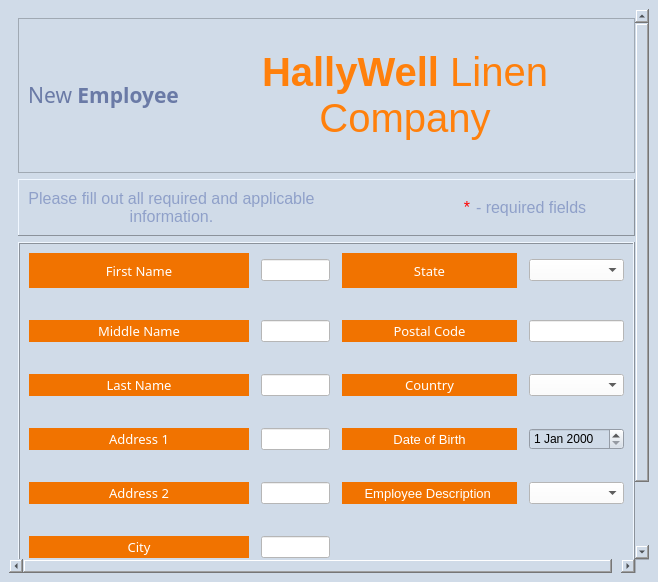
The window that Hallywell CRMS v1/UI Files/NewEmployeeForm.ui (apduong/CIS-3365) describes before a commit, drawn with Qt 5.
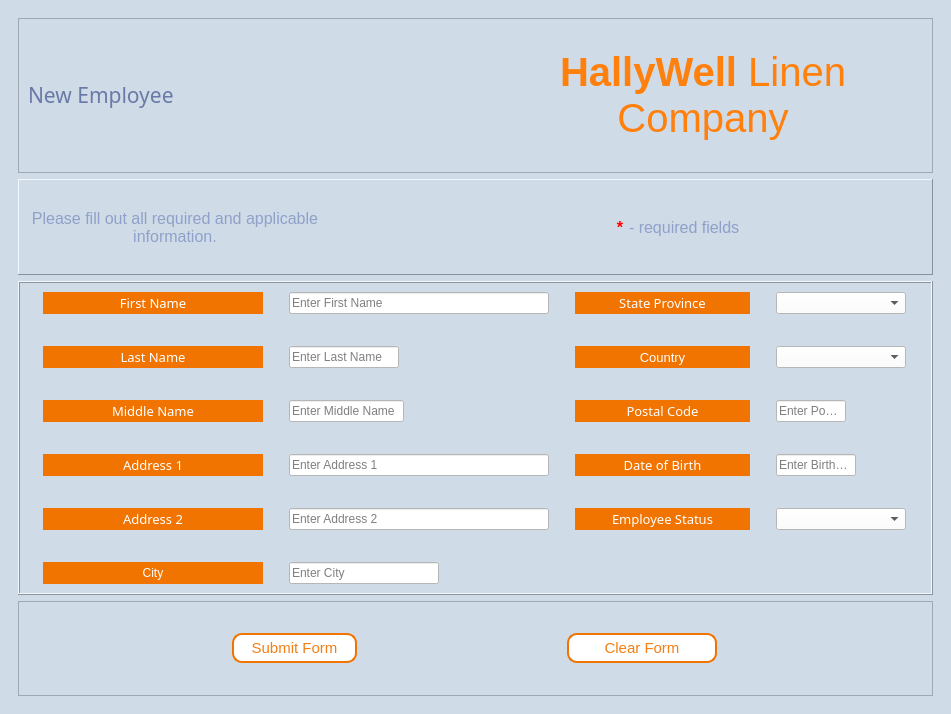
The same window after the commit.

Commit message: Added CustomerDetailsForm, New Employee Form, New Customer form

```diff
--- a/Hallywell CRMS v1/UI Files/NewEmployeeForm.ui
+++ b/Hallywell CRMS v1/UI Files/NewEmployeeForm.ui
@@ -6,16 +6,13 @@
    <rect>
     <x>0</x>
     <y>0</y>
-    <width>658</width>
-    <height>582</height>
+    <width>951</width>
+    <height>714</height>
    </rect>
   </property>
   <property name="windowTitle">
    <string>New Employee Form</string>
   </property>
-  <property name="autoFillBackground">
-   <bool>false</bool>
-  </property>
   <property name="styleSheet">
    <string notr="true">background-color:#D0DBE8;</string>
   </property>
@@ -23,113 +20,13 @@
    <layout class="QVBoxLayout" name="verticalLayout">
     <item>
      <widget class="QScrollArea" name="scrollArea">
-      <property name="maximumSize">
-       <size>
-        <width>16777215</width>
-        <height>16777215</height>
-       </size>
-      </property>
-      <property name="palette">
-       <palette>
-        <active>
-         <colorrole role="Button">
-          <brush brushstyle="SolidPattern">
-           <color alpha="255">
-            <red>208</red>
-            <green>219</green>
-            <blue>232</blue>
-           </color>
-          </brush>
-         </colorrole>
-         <colorrole role="Base">
-          <brush brushstyle="SolidPattern">
-           <color alpha="255">
-            <red>208</red>
-            <green>219</green>
-            <blue>232</blue>
-           </color>
-          </brush>
-         </colorrole>
-         <colorrole role="Window">
-          <brush brushstyle="SolidPattern">
-           <color alpha="255">
-            <red>208</red>
-            <green>219</green>
-            <blue>232</blue>
-           </color>
-          </brush>
-         </colorrole>
-        </active>
-        <inactive>
-         <colorrole role="Button">
-          <brush brushstyle="SolidPattern">
-           <color alpha="255">
-            <red>208</red>
-            <green>219</green>
-            <blue>232</blue>
-           </color>
-          </brush>
-         </colorrole>
-         <colorrole role="Base">
-          <brush brushstyle="SolidPattern">
-           <color alpha="255">
-            <red>208</red>
-            <green>219</green>
-            <blue>232</blue>
-           </color>
-          </brush>
-         </colorrole>
-         <colorrole role="Window">
-          <brush brushstyle="SolidPattern">
-           <color alpha="255">
-            <red>208</red>
-            <green>219</green>
-            <blue>232</blue>
-           </color>
-          </brush>
-         </colorrole>
-        </inactive>
-        <disabled>
-         <colorrole role="Button">
-          <brush brushstyle="SolidPattern">
-           <color alpha="255">
-            <red>208</red>
-            <green>219</green>
-            <blue>232</blue>
-           </color>
-          </brush>
-         </colorrole>
-         <colorrole role="Base">
-          <brush brushstyle="SolidPattern">
-           <color alpha="255">
-            <red>208</red>
-            <green>219</green>
-            <blue>232</blue>
-           </color>
-          </brush>
-         </colorrole>
-         <colorrole role="Window">
-          <brush brushstyle="SolidPattern">
-           <color alpha="255">
-            <red>208</red>
-            <green>219</green>
-            <blue>232</blue>
-           </color>
-          </brush>
-         </colorrole>
-        </disabled>
-       </palette>
-      </property>
-      <property name="autoFillBackground">
-       <bool>true</bool>
-      </property>
       <property name="styleSheet">
        <string notr="true">QLineEdit{background-color:white;}
-QPushButton{border:1px solid white; border-radius:10px;}
+QPushButton{border:1px solid white; border-radius:10px;color:#F27E14;}
+QPushButton::hover{border: solid black; background-color:white;}
 QLabel{color: #8FA0C9;}
 QComboBox{background-color:white;}
-QScrollBar{background: black;}
-</string>
+QScrollBar{background: black;}</string>
       </property>
       <property name="frameShape">
        <enum>QFrame::NoFrame</enum>
@@ -142,8 +39,8 @@
         <rect>
          <x>0</x>
          <y>0</y>
-         <width>633</width>
-         <height>615</height>
+         <width>929</width>
+         <height>692</height>
         </rect>
        </property>
        <layout class="QVBoxLayout" name="verticalLayout_2">
@@ -158,21 +55,9 @@
           <property name="frameShadow">
            <enum>QFrame::Raised</enum>
           </property>
-          <layout class="QHBoxLayout" name="horizontalLayout">
+          <layout class="QHBoxLayout" name="horizontalLayout_2">
            <item>
-            <widget class="QLabel" name="Form_Name">
-             <property name="minimumSize">
-              <size>
-               <width>0</width>
-               <height>100</height>
-              </size>
-             </property>
-             <property name="maximumSize">
-              <size>
-               <width>16777215</width>
-               <height>100</height>
-              </size>
-             </property>
+            <widget class="QLabel" name="Form_Name_2">
              <property name="font">
               <font>
                <family>Montserrat</family>
@@ -185,10 +70,10 @@
               <string notr="true">color:#6A7AA6</string>
              </property>
              <property name="text">
-              <string>&lt;html&gt;&lt;head/&gt;&lt;body&gt;&lt;p&gt;New &lt;span style=&quot; font-weight:600;&quot;&gt;Employee&lt;/span&gt;&lt;/p&gt;&lt;/body&gt;&lt;/html&gt;</string>
+              <string>&lt;html&gt;&lt;head/&gt;&lt;body&gt;&lt;p&gt;New Employee&lt;/p&gt;&lt;/body&gt;&lt;/html&gt;</string>
              </property>
              <property name="alignment">
-              <set>Qt::AlignCenter</set>
+              <set>Qt::AlignLeading|Qt::AlignLeft|Qt::AlignVCenter</set>
              </property>
             </widget>
            </item>
@@ -238,7 +123,7 @@
           <property name="frameShadow">
            <enum>QFrame::Raised</enum>
           </property>
-          <layout class="QHBoxLayout" name="horizontalLayout_2">
+          <layout class="QHBoxLayout" name="horizontalLayout_3">
            <item>
             <widget class="QLabel" name="label_2">
              <property name="font">
@@ -262,10 +147,13 @@
             </widget>
            </item>
            <item>
-            <widget class="QLabel" name="label">
+            <widget class="QLabel" name="label_3">
              <property name="font">
               <font>
                <pointsize>12</pointsize>
+               <weight>75</weight>
+               <italic>false</italic>
+               <bold>true</bold>
               </font>
              </property>
              <property name="styleSheet">
@@ -280,7 +168,7 @@
             </widget>
            </item>
            <item>
-            <widget class="QLabel" name="label_3">
+            <widget class="QLabel" name="label_4">
              <property name="font">
               <font>
                <family>Arial</family>
@@ -299,7 +187,7 @@
          </widget>
         </item>
         <item>
-         <widget class="QFrame" name="frame_3">
+         <widget class="QFrame" name="frame_4">
           <property name="maximumSize">
            <size>
             <width>16777215</width>
@@ -313,6 +201,7 @@
 QLabel{color:white;background-color:#F17300; border: solid white; border-radius: 0;}
 QDoubleSpinBox{background-color:white;}
 QPlainTextEdit{background-color:white;}
+
 </string>
           </property>
           <property name="frameShape">
@@ -321,154 +210,40 @@
           <property name="frameShadow">
            <enum>QFrame::Raised</enum>
           </property>
-          <layout class="QGridLayout" name="gridLayout">
+          <layout class="QGridLayout" name="gridLayout_2">
            <property name="horizontalSpacing">
             <number>12</number>
            </property>
            <property name="verticalSpacing">
             <number>32</number>
            </property>
-           <item row="1" column="2">
-            <widget class="QLabel" name="label_EPostalCode">
-             <property name="minimumSize">
-              <size>
-               <width>175</width>
-               <height>0</height>
-              </size>
-             </property>
-             <property name="maximumSize">
-              <size>
-               <width>175</width>
-               <height>16777215</height>
-              </size>
-             </property>
-             <property name="font">
-              <font>
-               <family>Montserrat Medium</family>
-               <pointsize>10</pointsize>
-              </font>
-             </property>
-             <property name="text">
-              <string>Postal Code</string>
-             </property>
-             <property name="alignment">
-              <set>Qt::AlignCenter</set>
-             </property>
-            </widget>
-           </item>
-           <item row="0" column="3">
-            <widget class="QComboBox" name="comboBox_EState"/>
-           </item>
-           <item row="1" column="0">
-            <widget class="QLabel" name="label_EMN">
-             <property name="minimumSize">
-              <size>
-               <width>220</width>
-               <height>0</height>
-              </size>
-             </property>
-             <property name="maximumSize">
-              <size>
-               <width>250</width>
-               <height>35</height>
-              </size>
-             </property>
-             <property name="font">
-              <font>
-               <family>Montserrat Medium</family>
-               <pointsize>10</pointsize>
-              </font>
-             </property>
-             <property name="frameShape">
-              <enum>QFrame::Panel</enum>
-             </property>
-             <property name="frameShadow">
-              <enum>QFrame::Raised</enum>
-             </property>
-             <property name="text">
-              <string>Middle Name</string>
-             </property>
-             <property name="alignment">
-              <set>Qt::AlignCenter</set>
-             </property>
-            </widget>
-           </item>
-           <item row="4" column="0">
-            <widget class="QLabel" name="label_EAddress2">
-             <property name="minimumSize">
-              <size>
-               <width>220</width>
-               <height>0</height>
-              </size>
-             </property>
-             <property name="maximumSize">
-              <size>
-               <width>180</width>
-               <height>16777215</height>
-              </size>
-             </property>
-             <property name="font">
-              <font>
-               <family>Montserrat Medium</family>
-               <pointsize>10</pointsize>
-              </font>
-             </property>
-             <property name="text">
-              <string>Address 2</string>
-             </property>
-             <property name="alignment">
-              <set>Qt::AlignCenter</set>
-             </property>
-            </widget>
-           </item>
            <item row="1" column="3">
-            <widget class="QLineEdit" name="lineEdit_EPostalCode"/>
-           </item>
-           <item row="2" column="0">
-            <widget class="QLabel" name="label_ELN">
+            <widget class="QComboBox" name="comboBox_Country">
              <property name="minimumSize">
               <size>
-               <width>220</width>
+               <width>130</width>
                <height>0</height>
               </size>
              </property>
              <property name="maximumSize">
               <size>
-               <width>180</width>
+               <width>140</width>
                <height>16777215</height>
               </size>
              </property>
-             <property name="font">
-              <font>
-               <family>Montserrat Medium</family>
-               <pointsize>10</pointsize>
-              </font>
-             </property>
-             <property name="frameShape">
-              <enum>QFrame::Panel</enum>
-             </property>
-             <property name="frameShadow">
-              <enum>QFrame::Raised</enum>
-             </property>
-             <property name="text">
-              <string>Last Name</string>
-             </property>
-             <property name="alignment">
-              <set>Qt::AlignCenter</set>
-             </property>
             </widget>
            </item>
-           <item row="3" column="0">
-            <widget class="QLabel" name="label_EAddress1">
+           <item row="2" column="2">
+            <widget class="QLabel" name="label_8">
              <property name="minimumSize">
               <size>
-               <width>220</width>
+               <width>175</width>
                <height>0</height>
               </size>
              </property>
              <property name="maximumSize">
               <size>
-               <width>180</width>
+               <width>175</width>
                <height>16777215</height>
               </size>
              </property>
@@ -478,86 +253,31 @@
                <pointsize>10</pointsize>
               </font>
              </property>
-             <property name="frameShape">
-              <enum>QFrame::Panel</enum>
-             </property>
-             <property name="frameShadow">
-              <enum>QFrame::Raised</enum>
-             </property>
              <property name="text">
-              <string>Address 1</string>
+              <string>Postal Code</string>
              </property>
              <property name="alignment">
               <set>Qt::AlignCenter</set>
              </property>
             </widget>
            </item>
-           <item row="5" column="0">
-            <widget class="QLabel" name="label_ECity">
+           <item row="6" column="2">
+            <widget class="QLabel" name="label_11">
              <property name="minimumSize">
               <size>
-               <width>220</width>
+               <width>175</width>
                <height>0</height>
               </size>
              </property>
              <property name="maximumSize">
               <size>
-               <width>180</width>
+               <width>175</width>
                <height>16777215</height>
               </size>
              </property>
              <property name="font">
               <font>
                <family>Montserrat Medium</family>
-               <pointsize>10</pointsize>
-              </font>
-             </property>
-             <property name="text">
-              <string>City</string>
-             </property>
-             <property name="alignment">
-              <set>Qt::AlignCenter</set>
-             </property>
-            </widget>
-           </item>
-           <item row="0" column="0">
-            <widget class="QLabel" name="label_EFN">
-             <property name="minimumSize">
-              <size>
-               <width>220</width>
-               <height>35</height>
-              </size>
-             </property>
-             <property name="maximumSize">
-              <size>
-               <width>16777215</width>
-               <height>35</height>
-              </size>
-             </property>
-             <property name="font">
-              <font>
-               <family>Montserrat Medium</family>
-               <pointsize>10</pointsize>
-              </font>
-             </property>
-             <property name="frameShape">
-              <enum>QFrame::Panel</enum>
-             </property>
-             <property name="frameShadow">
-              <enum>QFrame::Raised</enum>
-             </property>
-             <property name="text">
-              <string>First Name</string>
-             </property>
-             <property name="alignment">
-              <set>Qt::AlignCenter</set>
-             </property>
-            </widget>
-           </item>
-           <item row="3" column="2">
-            <widget class="QLabel" name="label_EDOB">
-             <property name="font">
-              <font>
                <pointsize>10</pointsize>
               </font>
              </property>
@@ -569,69 +289,46 @@
              </property>
             </widget>
            </item>
-           <item row="3" column="3">
-            <widget class="QDateEdit" name="dateEdit_EDOB"/>
-           </item>
-           <item row="4" column="2">
-            <widget class="QLabel" name="label_EAddress2_2">
-             <property name="font">
-              <font>
-               <pointsize>10</pointsize>
-              </font>
+           <item row="6" column="3">
+            <widget class="QLineEdit" name="lineEdit_DateOfBirth">
+             <property name="maximumSize">
+              <size>
+               <width>80</width>
+               <height>16777215</height>
+              </size>
+             </property>
+             <property name="styleSheet">
+              <string notr="true">QLineEdit{(&quot;yyyy-mm-dd&quot;)}</string>
+             </property>
+             <property name="inputMask">
+              <string/>
              </property>
              <property name="text">
-              <string>Employee Description </string>
+              <string/>
              </property>
-             <property name="alignment">
-              <set>Qt::AlignCenter</set>
+             <property name="placeholderText">
+              <string>Enter Birthdate</string>
              </property>
             </widget>
            </item>
-           <item row="4" column="3">
-            <widget class="QComboBox" name="comboBox_EDesc"/>
-           </item>
            <item row="2" column="3">
-            <widget class="QComboBox" name="comboBox_ECountry"/>
-           </item>
-           <item row="0" column="1">
-            <widget class="QLineEdit" name="lineEdit_EFN"/>
-           </item>
-           <item row="0" column="2">
-            <widget class="QLabel" name="label_EState">
-             <property name="minimumSize">
-              <size>
-               <width>175</width>
-               <height>0</height>
-              </size>
-             </property>
+            <widget class="QLineEdit" name="lineEdit_PostalCode">
              <property name="maximumSize">
               <size>
-               <width>175</width>
+               <width>70</width>
                <height>16777215</height>
               </size>
              </property>
-             <property name="font">
-              <font>
-               <family>Montserrat Medium</family>
-               <pointsize>10</pointsize>
-              </font>
+             <property name="maxLength">
+              <number>10</number>
              </property>
-             <property name="text">
-              <string>State</string>
-             </property>
-             <property name="alignment">
-              <set>Qt::AlignCenter</set>
+             <property name="placeholderText">
+              <string>Enter Postal</string>
              </property>
             </widget>
            </item>
-           <item row="2" column="2">
-            <widget class="QLabel" name="label_ECountry">
-             <property name="minimumSize">
-              <size>
-               <width>175</width>
-               <height>0</height>
-              </size>
-             </property>
+           <item row="1" column="2">
+            <widget class="QLabel" name="label_5">
              <property name="maximumSize">
               <size>
                <width>175</width>
@@ -640,10 +337,15 @@
              </property>
              <property name="font">
               <font>
-               <family>Montserrat Medium</family>
                <pointsize>10</pointsize>
               </font>
              </property>
+             <property name="frameShape">
+              <enum>QFrame::Panel</enum>
+             </property>
+             <property name="frameShadow">
+              <enum>QFrame::Raised</enum>
+             </property>
              <property name="text">
               <string>Country</string>
              </property>
@@ -652,26 +354,362 @@
              </property>
             </widget>
            </item>
-           <item row="1" column="1">
-            <widget class="QLineEdit" name="lineEdit_EMN"/>
+           <item row="0" column="1">
+            <widget class="QLineEdit" name="lineEdit_FirstName">
+             <property name="minimumSize">
+              <size>
+               <width>250</width>
+               <height>0</height>
+              </size>
+             </property>
+             <property name="maximumSize">
+              <size>
+               <width>260</width>
+               <height>16777215</height>
+              </size>
+             </property>
+             <property name="text">
+              <string/>
+             </property>
+             <property name="maxLength">
+              <number>70</number>
+             </property>
+             <property name="alignment">
+              <set>Qt::AlignLeading|Qt::AlignLeft|Qt::AlignVCenter</set>
+             </property>
+             <property name="placeholderText">
+              <string>Enter First Name</string>
+             </property>
+            </widget>
+           </item>
+           <item row="7" column="3">
+            <widget class="QComboBox" name="comboBox_EmployeeStatusID"/>
+           </item>
+           <item row="0" column="0">
+            <widget class="QLabel" name="label_7">
+             <property name="minimumSize">
+              <size>
+               <width>220</width>
+               <height>0</height>
+              </size>
+             </property>
+             <property name="font">
+              <font>
+               <family>Montserrat Medium</family>
+               <pointsize>10</pointsize>
+              </font>
+             </property>
+             <property name="frameShape">
+              <enum>QFrame::Panel</enum>
+             </property>
+             <property name="frameShadow">
+              <enum>QFrame::Raised</enum>
+             </property>
+             <property name="text">
+              <string>First Name</string>
+             </property>
+             <property name="alignment">
+              <set>Qt::AlignCenter</set>
+             </property>
+            </widget>
+           </item>
+           <item row="2" column="0">
+            <widget class="QLabel" name="label_9">
+             <property name="minimumSize">
+              <size>
+               <width>220</width>
+               <height>0</height>
+              </size>
+             </property>
+             <property name="maximumSize">
+              <size>
+               <width>180</width>
+               <height>16777215</height>
+              </size>
+             </property>
+             <property name="font">
+              <font>
+               <family>Montserrat Medium</family>
+               <pointsize>10</pointsize>
+              </font>
+             </property>
+             <property name="frameShape">
+              <enum>QFrame::Panel</enum>
+             </property>
+             <property name="frameShadow">
+              <enum>QFrame::Raised</enum>
+             </property>
+             <property name="text">
+              <string>Middle Name</string>
+             </property>
+             <property name="alignment">
+              <set>Qt::AlignCenter</set>
+             </property>
+            </widget>
+           </item>
+           <item row="6" column="0">
+            <widget class="QLabel" name="label_10">
+             <property name="minimumSize">
+              <size>
+               <width>220</width>
+               <height>0</height>
+              </size>
+             </property>
+             <property name="maximumSize">
+              <size>
+               <width>180</width>
+               <height>16777215</height>
+              </size>
+             </property>
+             <property name="font">
+              <font>
+               <family>Montserrat Medium</family>
+               <pointsize>10</pointsize>
+              </font>
+             </property>
+             <property name="frameShape">
+              <enum>QFrame::Panel</enum>
+             </property>
+             <property name="frameShadow">
+              <enum>QFrame::Raised</enum>
+             </property>
+             <property name="text">
+              <string>Address 1</string>
+             </property>
+             <property name="alignment">
+              <set>Qt::AlignCenter</set>
+             </property>
+            </widget>
            </item>
            <item row="2" column="1">
-            <widget class="QLineEdit" name="lineEdit_ELN"/>
+            <widget class="QLineEdit" name="lineEdit_MiddleName">
+             <property name="maximumSize">
+              <size>
+               <width>115</width>
+               <height>16777215</height>
+              </size>
+             </property>
+             <property name="maxLength">
+              <number>70</number>
+             </property>
+             <property name="placeholderText">
+              <string>Enter Middle Name</string>
+             </property>
+            </widget>
            </item>
-           <item row="3" column="1">
-            <widget class="QLineEdit" name="lineEdit_EAddress1"/>
+           <item row="1" column="0">
+            <widget class="QLabel" name="label_6">
+             <property name="minimumSize">
+              <size>
+               <width>220</width>
+               <height>0</height>
+              </size>
+             </property>
+             <property name="maximumSize">
+              <size>
+               <width>250</width>
+               <height>35</height>
+              </size>
+             </property>
+             <property name="font">
+              <font>
+               <family>Montserrat Medium</family>
+               <pointsize>10</pointsize>
+              </font>
+             </property>
+             <property name="frameShape">
+              <enum>QFrame::Panel</enum>
+             </property>
+             <property name="frameShadow">
+              <enum>QFrame::Raised</enum>
+             </property>
+             <property name="text">
+              <string>Last Name</string>
+             </property>
+             <property name="alignment">
+              <set>Qt::AlignCenter</set>
+             </property>
+            </widget>
            </item>
-           <item row="4" column="1">
-            <widget class="QLineEdit" name="lineEdit_EAddress2"/>
+           <item row="1" column="1">
+            <widget class="QLineEdit" name="lineEdit_LastName">
+             <property name="maximumSize">
+              <size>
+               <width>110</width>
+               <height>16777215</height>
+              </size>
+             </property>
+             <property name="maxLength">
+              <number>70</number>
+             </property>
+             <property name="placeholderText">
+              <string>Enter Last Name</string>
+             </property>
+            </widget>
            </item>
-           <item row="5" column="1">
-            <widget class="QLineEdit" name="lineEdit_ECity"/>
+           <item row="6" column="1">
+            <widget class="QLineEdit" name="lineEdit_Address1">
+             <property name="maximumSize">
+              <size>
+               <width>260</width>
+               <height>16777215</height>
+              </size>
+             </property>
+             <property name="maxLength">
+              <number>150</number>
+             </property>
+             <property name="placeholderText">
+              <string>Enter Address 1</string>
+             </property>
+            </widget>
+           </item>
+           <item row="7" column="2">
+            <widget class="QLabel" name="label_12">
+             <property name="minimumSize">
+              <size>
+               <width>175</width>
+               <height>0</height>
+              </size>
+             </property>
+             <property name="maximumSize">
+              <size>
+               <width>175</width>
+               <height>16777215</height>
+              </size>
+             </property>
+             <property name="font">
+              <font>
+               <family>Montserrat Medium</family>
+               <pointsize>10</pointsize>
+              </font>
+             </property>
+             <property name="text">
+              <string>Employee Status</string>
+             </property>
+             <property name="alignment">
+              <set>Qt::AlignCenter</set>
+             </property>
+            </widget>
+           </item>
+           <item row="7" column="0">
+            <widget class="QLabel" name="label_13">
+             <property name="minimumSize">
+              <size>
+               <width>220</width>
+               <height>0</height>
+              </size>
+             </property>
+             <property name="maximumSize">
+              <size>
+               <width>180</width>
+               <height>16777215</height>
+              </size>
+             </property>
+             <property name="font">
+              <font>
+               <family>Montserrat Medium</family>
+               <pointsize>10</pointsize>
+              </font>
+             </property>
+             <property name="text">
+              <string>Address 2</string>
+             </property>
+             <property name="alignment">
+              <set>Qt::AlignCenter</set>
+             </property>
+            </widget>
+           </item>
+           <item row="7" column="1">
+            <widget class="QLineEdit" name="lineEdit_Address2">
+             <property name="maximumSize">
+              <size>
+               <width>260</width>
+               <height>16777215</height>
+              </size>
+             </property>
+             <property name="maxLength">
+              <number>150</number>
+             </property>
+             <property name="placeholderText">
+              <string>Enter Address 2</string>
+             </property>
+            </widget>
+           </item>
+           <item row="0" column="2">
+            <widget class="QLabel" name="label_14">
+             <property name="minimumSize">
+              <size>
+               <width>130</width>
+               <height>0</height>
+              </size>
+             </property>
+             <property name="maximumSize">
+              <size>
+               <width>175</width>
+               <height>16777215</height>
+              </size>
+             </property>
+             <property name="font">
+              <font>
+               <family>Montserrat Medium</family>
+               <pointsize>10</pointsize>
+              </font>
+             </property>
+             <property name="text">
+              <string>State Province</string>
+             </property>
+             <property name="alignment">
+              <set>Qt::AlignCenter</set>
+             </property>
+            </widget>
+           </item>
+           <item row="0" column="3">
+            <widget class="QComboBox" name="comboBox_StateProvince">
+             <property name="minimumSize">
+              <size>
+               <width>100</width>
+               <height>0</height>
+              </size>
+             </property>
+             <property name="maximumSize">
+              <size>
+               <width>130</width>
+               <height>16777215</height>
+              </size>
+             </property>
+            </widget>
+           </item>
+           <item row="8" column="0">
+            <widget class="QLabel" name="label">
+             <property name="text">
+              <string>City</string>
+             </property>
+             <property name="alignment">
+              <set>Qt::AlignCenter</set>
+             </property>
+            </widget>
+           </item>
+           <item row="8" column="1">
+            <widget class="QLineEdit" name="lineEdit_City">
+             <property name="maximumSize">
+              <size>
+               <width>150</width>
+               <height>16777215</height>
+              </size>
+             </property>
+             <property name="maxLength">
+              <number>200</number>
+             </property>
+             <property name="placeholderText">
+              <string>Enter City</string>
+             </property>
+            </widget>
            </item>
           </layout>
          </widget>
         </item>
         <item>
-         <widget class="QFrame" name="frame_4">
+         <widget class="QFrame" name="frame_5">
           <property name="styleSheet">
            <string notr="true">QPushButton{color:#F27E14; border:2px solid #F17300; border-radius: 10px;padding:2px;background-color:white;}
 QPushButton::hover{border:2px solid white; background-color:#F27E14; color:white;}</string>
@@ -682,18 +720,18 @@
           <property name="frameShadow">
            <enum>QFrame::Raised</enum>
           </property>
-          <layout class="QHBoxLayout" name="horizontalLayout_3">
+          <layout class="QHBoxLayout" name="horizontalLayout_4">
            <item>
-            <widget class="QPushButton" name="submit_Button_NE">
+            <widget class="QPushButton" name="save_Button">
              <property name="minimumSize">
               <size>
-               <width>116</width>
+               <width>125</width>
                <height>30</height>
               </size>
              </property>
              <property name="maximumSize">
               <size>
-               <width>116</width>
+               <width>120</width>
                <height>16777215</height>
               </size>
              </property>
@@ -708,22 +746,19 @@
              <property name="text">
               <string>Submit Form</string>
              </property>
-             <property name="flat">
-              <bool>false</bool>
-             </property>
             </widget>
            </item>
            <item>
-            <widget class="QPushButton" name="clear_button_NE">
+            <widget class="QPushButton" name="delete_Button">
              <property name="minimumSize">
               <size>
-               <width>116</width>
+               <width>150</width>
                <height>30</height>
               </size>
              </property>
              <property name="maximumSize">
               <size>
-               <width>116</width>
+               <width>150</width>
                <height>16777215</height>
               </size>
              </property>
```
The commit also changes 6 other files.
